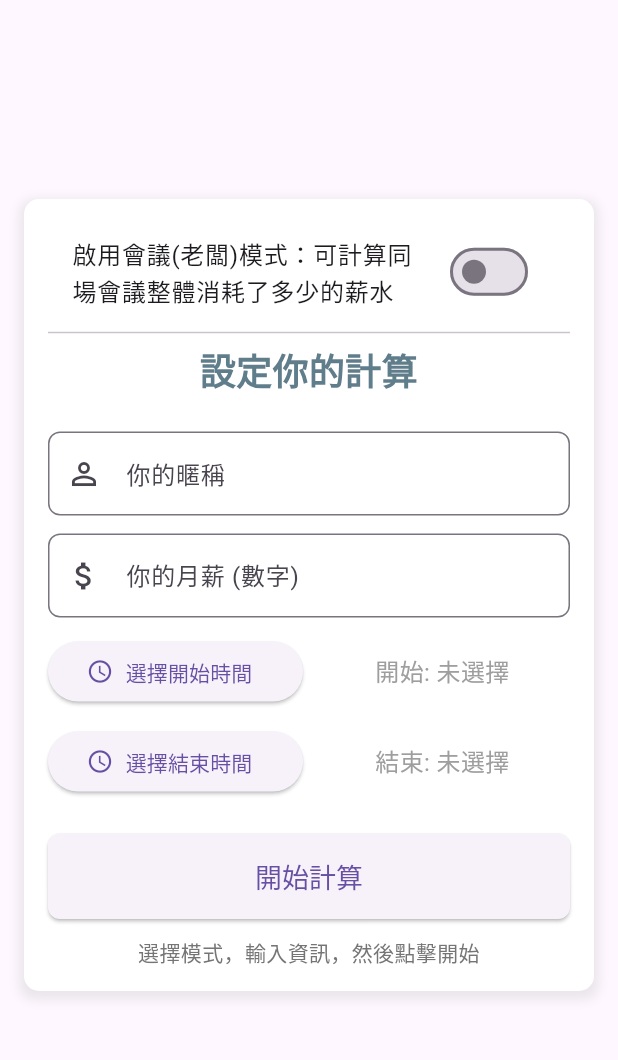
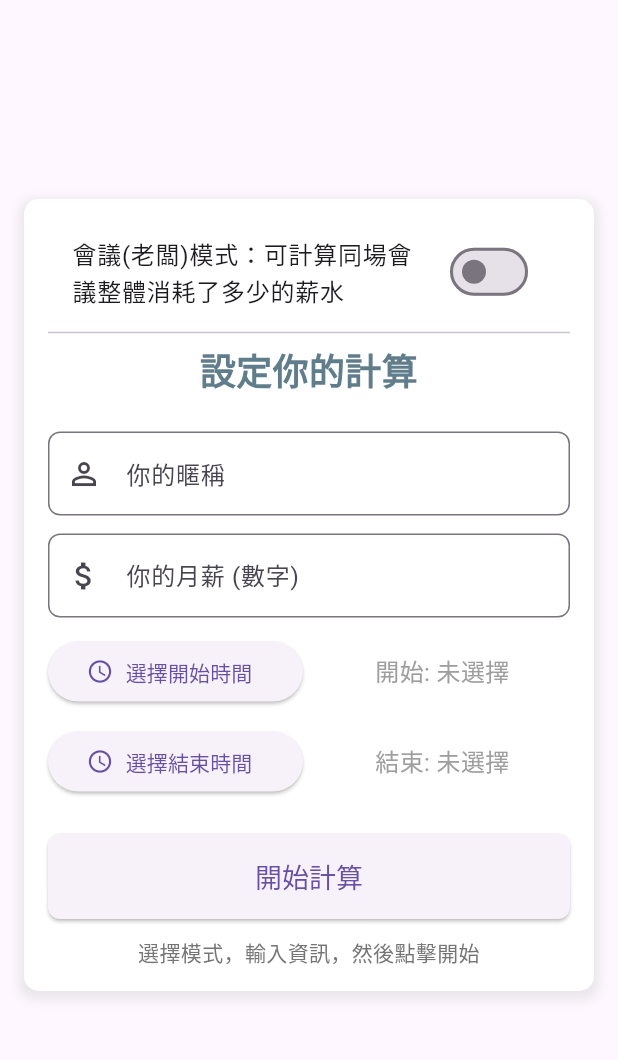
Before and after one commit to d-chien/salary-calculator, a Flutter app: the screen it shows after launch, on a phone screen of 412 x 824 dp, the part 65-1125 px from its top. Run offline on Flutter 3.47's test engine with Material 3 defaults, Android fonts, the phone set to English and light mode, and no system bars; our stand-ins replace community_charts_flutter.

Commit message:
update wording

```diff
--- a/salary_calculator/lib/main.dart
+++ b/salary_calculator/lib/main.dart
@@ -688,7 +688,7 @@ class _SalaryCalculatorPageState extends State<SalaryCalculatorPage> {
                     children: <Widget>[
                        // --- 模式切換開關 ---
                        SwitchListTile( // 列表項形式的開關
-                          title: const Text('啟用會議(老闆)模式：可計算同場會議整體消耗了多少的薪水'), // 標題
+                          title: const Text('會議(老闆)模式：可計算同場會議整體消耗了多少的薪水'), // 標題
                           value: _meetingMode, // 開關的當前值
                           onChanged: (bool value) {
                              // 當開關狀態改變時，重置所有狀態並切換模式
```
